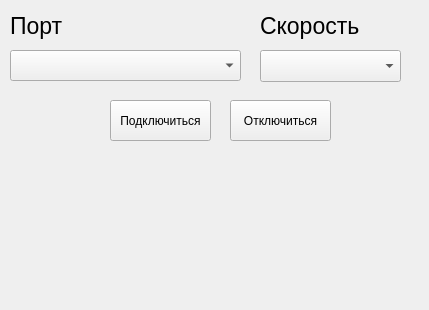
This is ArduinoSerial/main.ui in ivnikonHA/serialPython as Qt 5 draws it before an edit. The edited form follows.
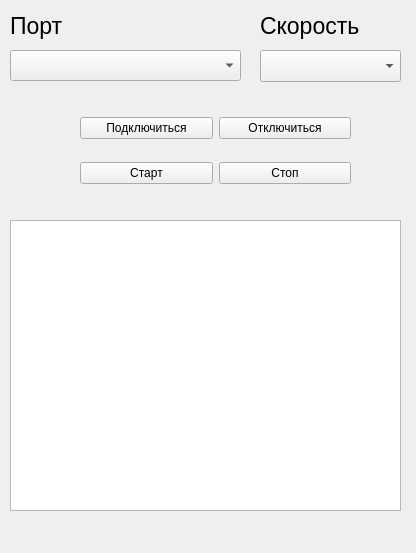
This is the edited form.

Commit message: get some input

```diff
--- a/ArduinoSerial/main.ui
+++ b/ArduinoSerial/main.ui
@@ -6,8 +6,8 @@
    <rect>
     <x>0</x>
     <y>0</y>
-    <width>429</width>
-    <height>310</height>
+    <width>416</width>
+    <height>553</height>
    </rect>
   </property>
   <property name="windowTitle">
@@ -69,31 +69,55 @@
     <string>Скорость</string>
    </property>
   </widget>
-  <widget class="QPushButton" name="ConnectButton">
+  <widget class="QListView" name="OutputListView">
    <property name="geometry">
     <rect>
-     <x>110</x>
-     <y>100</y>
-     <width>101</width>
-     <height>41</height>
+     <x>10</x>
+     <y>220</y>
+     <width>391</width>
+     <height>291</height>
     </rect>
    </property>
-   <property name="text">
-    <string>Подключиться</string>
-   </property>
   </widget>
-  <widget class="QPushButton" name="DisconnectBtn">
+  <widget class="QWidget" name="">
    <property name="geometry">
     <rect>
-     <x>230</x>
+     <x>80</x>
      <y>100</y>
-     <width>101</width>
-     <height>41</height>
+     <width>271</width>
+     <height>101</height>
     </rect>
    </property>
-   <property name="text">
-    <string>Отключиться</string>
-   </property>
+   <layout class="QGridLayout" name="gridLayout">
+    <item row="0" column="0">
+     <widget class="QPushButton" name="ConnectBtn">
+      <property name="text">
+       <string>Подключиться</string>
+      </property>
+     </widget>
+    </item>
+    <item row="0" column="1">
+     <widget class="QPushButton" name="DisconnectBtn">
+      <property name="text">
+       <string>Отключиться</string>
+      </property>
+     </widget>
+    </item>
+    <item row="1" column="0">
+     <widget class="QPushButton" name="StartBtn">
+      <property name="text">
+       <string>Старт</string>
+      </property>
+     </widget>
+    </item>
+    <item row="1" column="1">
+     <widget class="QPushButton" name="StopBtn">
+      <property name="text">
+       <string>Стоп</string>
+      </property>
+     </widget>
+    </item>
+   </layout>
   </widget>
  </widget>
  <resources/>
```
The commit also changes 2 other files.
